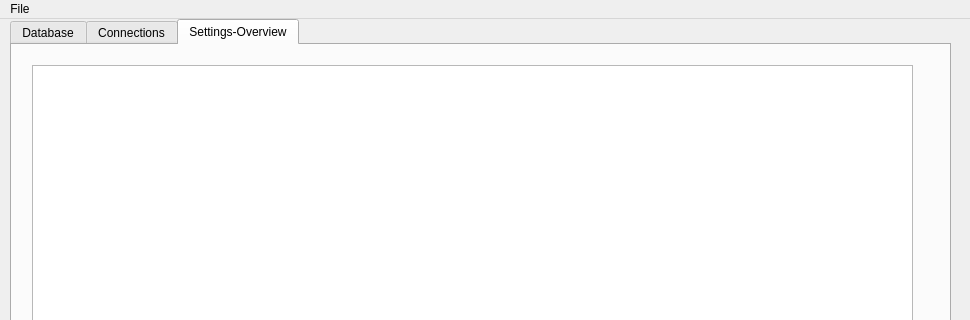
Qt form ui/aradomain.ui (berndhs/arado) before a commit; both pictures show x 0 to 970 and y 0 to 320 of the 970 by 605 pixel window.
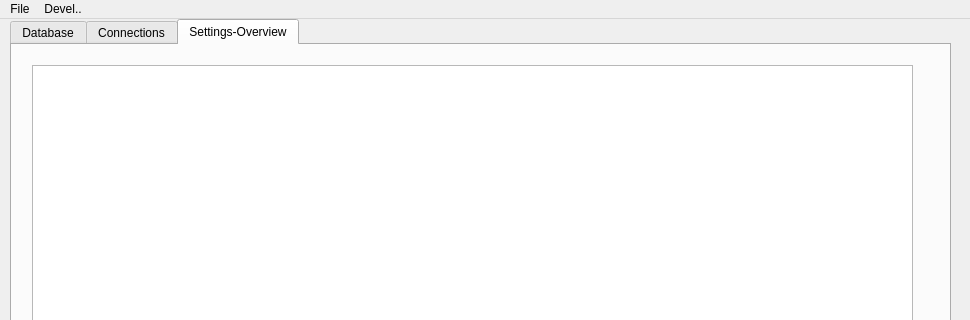
The same form after that commit. Icons and pictures are not drawn.

Diff of the .ui file:
```diff
--- a/ui/aradomain.ui
+++ b/ui/aradomain.ui
@@ -1442,7 +1442,14 @@
     <addaction name="separator"/>
     <addaction name="actionExit"/>
    </widget>
+   <widget class="QMenu" name="menuDevel">
+    <property name="title">
+     <string>Devel..</string>
+    </property>
+    <addaction name="actionFileComm"/>
+   </widget>
    <addaction name="menuFile"/>
+   <addaction name="menuDevel"/>
   </widget>
   <widget class="QStatusBar" name="statusbar"/>
   <action name="actionExit">
```
Left out of the diff: 5 changed lines with no effect on the pictures.
